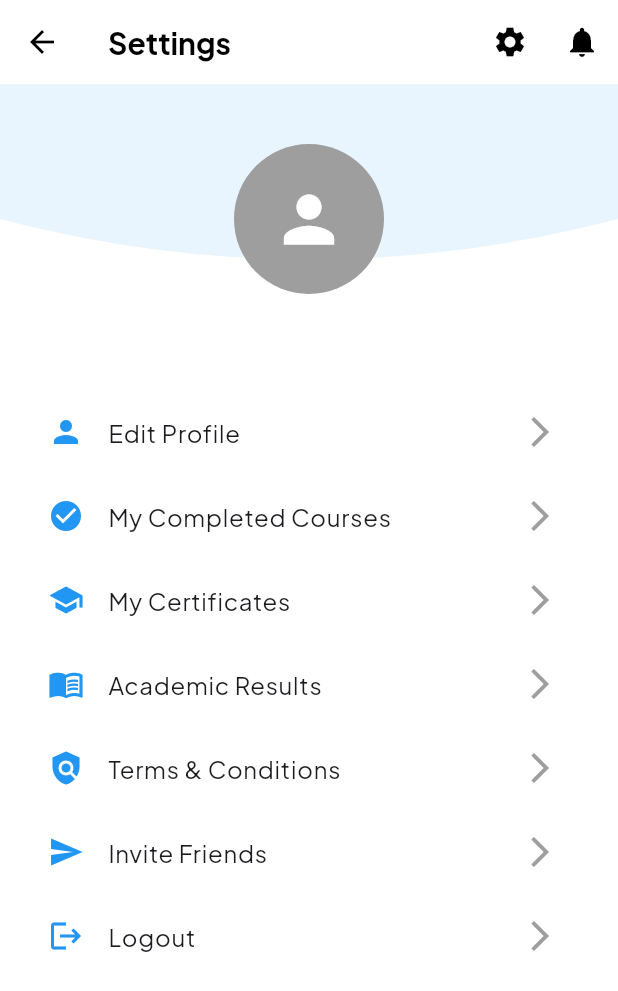
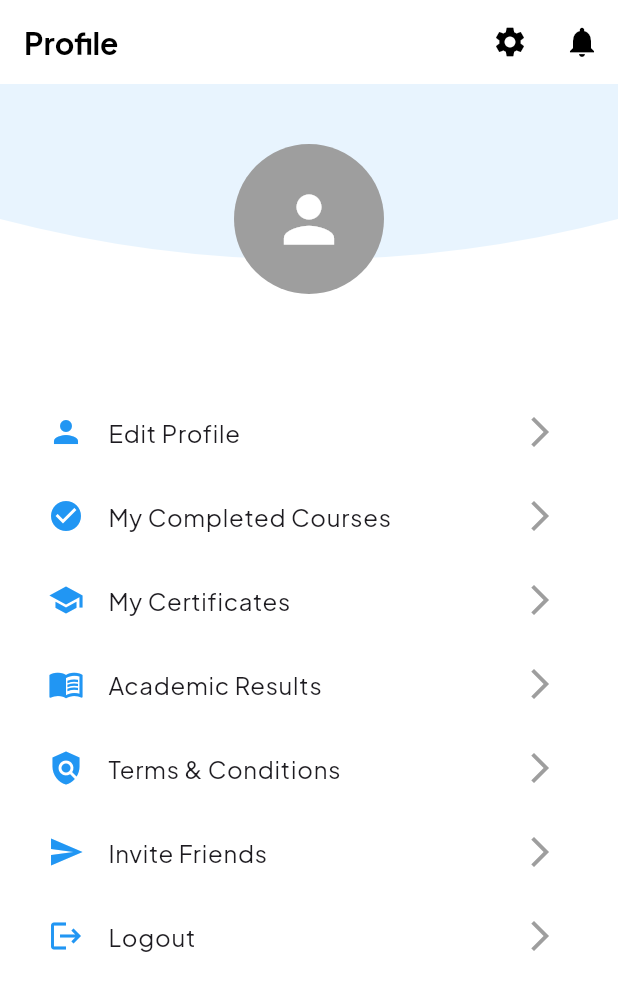
Before and after one commit to saif-pain/smart_learn, a Flutter app: the AccountSettingsPage screen opened directly, on a phone screen of 412 x 824 dp. Shown: the top 991 px of the screen. Run offline on Flutter 3.47's test engine with Material 3 defaults, Android fonts, the light colour scheme and no system bars; our stand-ins replace firebase_auth, firebase_core, google_fonts, shared_preferences; accounts and stored records are empty.

Commit message:
feat: Implement navigation and onboarding flow, update profile and settings screens

```diff
--- a/lib/screens/account_settings_page.dart
+++ b/lib/screens/account_settings_page.dart
@@ -15,24 +15,15 @@ class AccountSettingsPage extends StatelessWidget {
       appBar: AppBar(
         backgroundColor: Colors.white,
         elevation: 0,
-        leading: IconButton(
-          icon: const Icon(Icons.arrow_back, color: Colors.black),
-          onPressed: () {
-            Navigator.pop(context);
-          },
-        ),
-        title: Row(
-          children: [
-            const Text(
-              'Settings',
-              style: TextStyle(
-                fontSize: 20,
-                fontWeight: FontWeight.bold,
-                color: Colors.black,
-              ),
-            ),
-
-          ],
+        // Remove the back button as this is a main tab in bottom navigation
+        automaticallyImplyLeading: false,
+        title: const Text(
+          'Profile',
+          style: TextStyle(
+            fontSize: 20,
+            fontWeight: FontWeight.bold,
+            color: Colors.black,
+          ),
         ),
         actions: [
           IconButton(
--- a/lib/screens/profile_page.dart
+++ b/lib/screens/profile_page.dart
@@ -15,6 +15,8 @@ class ProfilePage extends StatelessWidget {
       appBar: AppBar(
         backgroundColor: Colors.white,
         elevation: 0,
+        // Remove back button for tabs in the main screen's bottom navigation
+        automaticallyImplyLeading: false,
         title: const Text(
           'Profile',
           style: TextStyle(
--- a/lib/screens/settings_page.dart
+++ b/lib/screens/settings_page.dart
@@ -19,10 +19,8 @@ class SettingsPage extends StatelessWidget {
                 color: Colors.black,
                 fontWeight: FontWeight.w700)),
         centerTitle: true,
-        leading: IconButton(
-          icon: const Icon(Icons.arrow_back_ios_new),
-          onPressed: () {},
-        ),
+        // Remove back button for tabs in the main screen's bottom navigation
+        automaticallyImplyLeading: false,
       ),
       body: SingleChildScrollView(
         padding: const EdgeInsets.symmetric(horizontal: 16),
```
Also changed, not shown: lib/main.dart (+26 -1 lines), lib/screens/edit_profile_page.dart (+14 -5 lines), lib/screens/main_screen.dart (+32 -1 lines), lib/screens/splash_screen.dart (+3 -15 lines), 4 other files.
